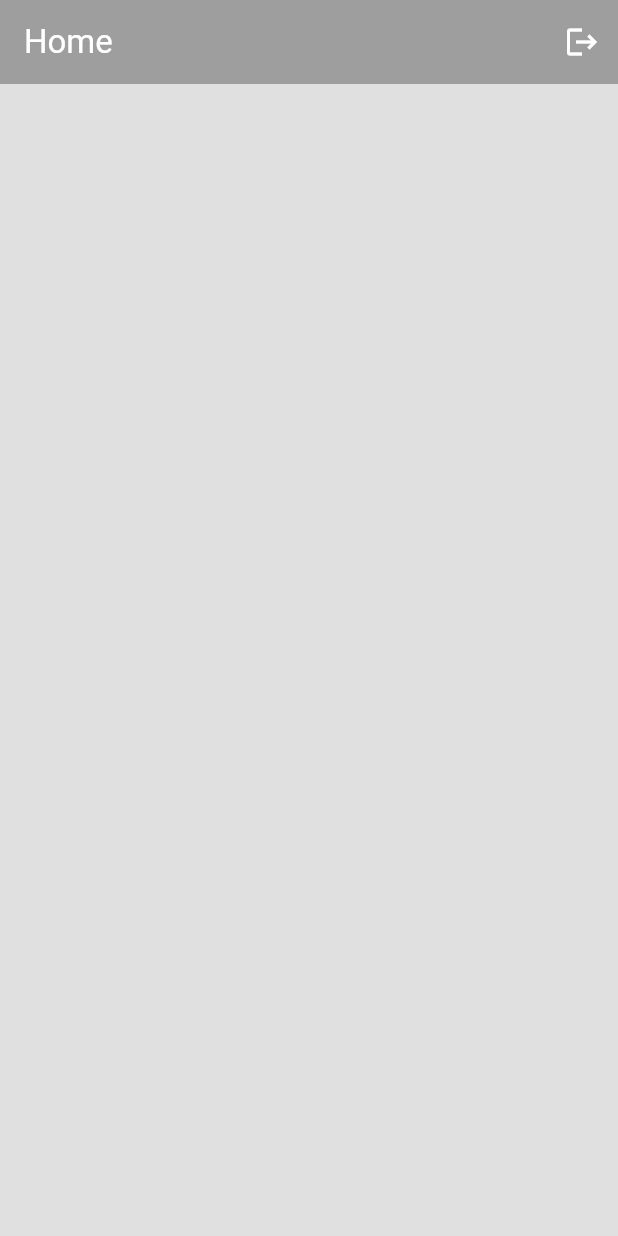
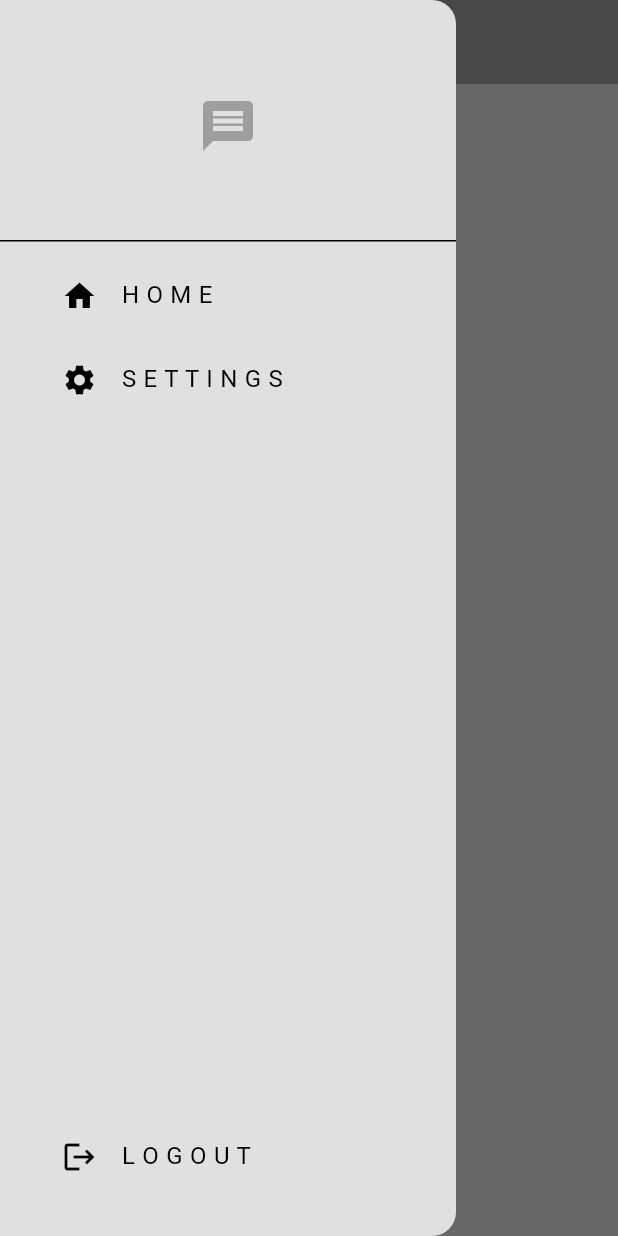
Before and after one commit to bahelix/Minimal-Chat-App, a Flutter app: the screen it shows once a user with an empty profile is signed in, with the side drawer open (before the commit the screen has no drawer), on a phone screen of 412 x 824 dp. Run offline on Flutter 3.47's test engine with Material 3 defaults, Android fonts, the phone set to English and light mode, and no system bars; our stand-ins replace firebase_auth, firebase_core; accounts and stored records are empty.

Commit message:
menu drawer

```diff
--- /dev/null
+++ b/minimal_chat_app/lib/components/my_drawer.dart
@@ -0,0 +1,82 @@
+import 'package:flutter/material.dart';
+import 'package:minimal_chat_app/auth/auth_service.dart';
+import 'package:minimal_chat_app/pages/settings.page.dart';
+
+class MyDrawer extends StatelessWidget {
+  const MyDrawer({super.key});
+
+  void logout() {
+    // get auth service
+    final auth = AuthService();
+    auth.signOut();
+  }
+
+  @override
+  Widget build(BuildContext context) {
+    return Drawer(
+      backgroundColor: Theme.of(context).colorScheme.surface,
+      child: Column(
+        mainAxisAlignment: MainAxisAlignment.spaceBetween,
+        children: [
+          Column(
+            children: [
+              // logo
+              DrawerHeader(
+                child: Center(
+                  child: Icon(
+                    Icons.message,
+                    size: 40,
+                    color: Theme.of(context).colorScheme.primary,
+                  ),
+                ),
+              ),
+
+              // home list tile
+              Padding(
+                padding: const EdgeInsets.only(left: 25.0),
+                child: ListTile(
+                  title: const Text("H O M E"),
+                  leading: const Icon(Icons.home),
+                  onTap: () {
+                    // pop the drawer
+                    Navigator.pop(context);
+                  },
+                ),
+              ),
+
+              // settings list tile
+              Padding(
+                padding: const EdgeInsets.only(left: 25.0),
+                child: ListTile(
+                  title: const Text("S E T T I N G S"),
+                  leading: const Icon(Icons.settings),
+                  onTap: () {
+                    // pop the drawer
+                    Navigator.pop(context);
+
+                    // navigate to settings page
+                    Navigator.push(
+                      context,
+                      MaterialPageRoute(
+                        builder: (context) => const SettingsPage(),
+                      ),
+                    );
+                  },
+                ),
+              ),
+            ],
+          ),
+          // logout list tile
+              Padding(
+                padding: const EdgeInsets.only(left: 25.0, bottom: 25.0),
+                child: ListTile(
+                  title: const Text("L O G O U T"),
+                  leading: const Icon(Icons.logout),
+                  onTap: logout,
+                ),
+              ),
+        ],
+      ),
+    );
+  }
+}
--- a/minimal_chat_app/lib/pages/home_page.dart
+++ b/minimal_chat_app/lib/pages/home_page.dart
@@ -1,14 +1,8 @@
 import 'package:flutter/material.dart';
-import 'package:minimal_chat_app/auth/auth_service.dart';
+import 'package:minimal_chat_app/components/my_drawer.dart';
 
 class HomePage extends StatelessWidget {
   const HomePage({super.key});
-
-  void logout() {
-    // get auth service
-    final _auth = AuthService();
-    _auth.signOut();
-  }
 
   @override
   Widget build(BuildContext context) {
@@ -16,14 +10,8 @@ class HomePage extends StatelessWidget {
       appBar: AppBar(
         backgroundColor: Theme.of(context).colorScheme.primary,
         title: const Text("Home", style: TextStyle(color: Colors.white)),
-        actions: [
-          // logout button
-          IconButton(
-            onPressed: logout,
-            icon: const Icon(Icons.logout, color: Colors.white),
-          ),
-        ],
       ),
+      drawer: MyDrawer(),
     );
   }
 }
```
Also changed, not shown: minimal_chat_app/lib/pages/settings.page.dart (added, +15 -0 lines).
